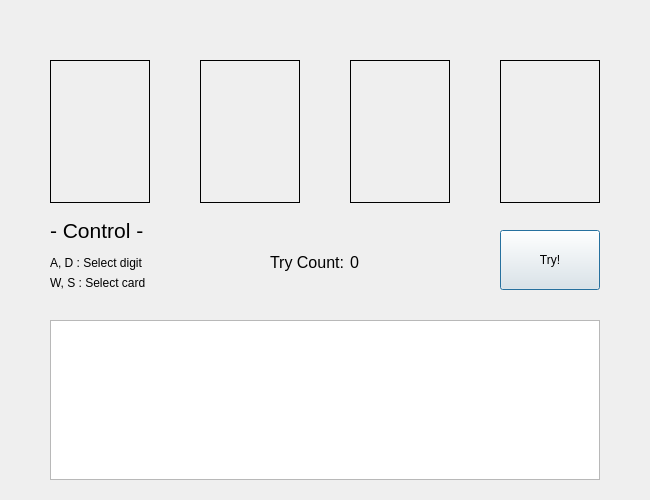
EzikialDaun/hit-and-blow, file hit_and_blow.ui: the form before one commit.
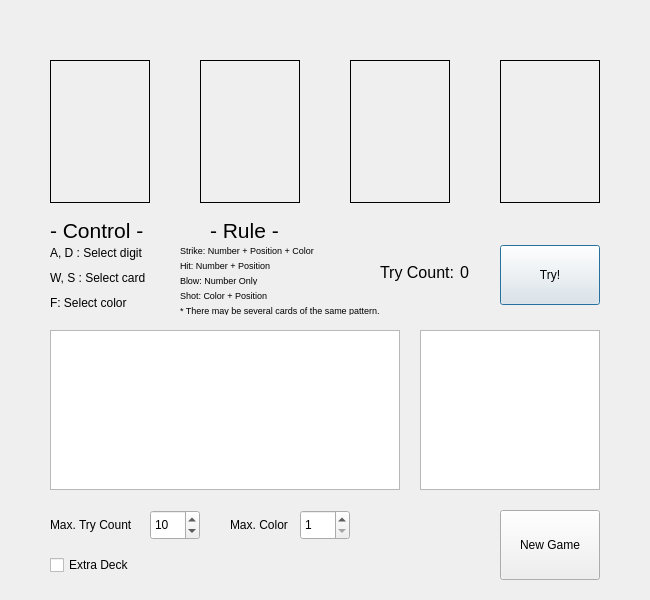
The form after the commit.

What changed in the file:
```diff
--- a/hit_and_blow.ui
+++ b/hit_and_blow.ui
@@ -7,7 +7,7 @@
     <x>0</x>
     <y>0</y>
     <width>650</width>
-    <height>500</height>
+    <height>600</height>
    </rect>
   </property>
   <property name="sizePolicy">
@@ -16,17 +16,8 @@
     <verstretch>0</verstretch>
    </sizepolicy>
   </property>
-  <property name="minimumSize">
-   <size>
-    <width>650</width>
-    <height>500</height>
-   </size>
-  </property>
-  <property name="maximumSize">
-   <size>
-    <width>650</width>
-    <height>500</height>
-   </size>
+  <property name="focusPolicy">
+   <enum>Qt::ClickFocus</enum>
   </property>
   <property name="windowTitle">
    <string>Hit &amp; Blow</string>
@@ -112,7 +103,7 @@
    <property name="geometry">
     <rect>
      <x>500</x>
-     <y>230</y>
+     <y>245</y>
      <width>100</width>
      <height>60</height>
     </rect>
@@ -126,7 +117,7 @@
     <rect>
      <x>50</x>
      <y>210</y>
-     <width>150</width>
+     <width>100</width>
      <height>40</height>
     </rect>
    </property>
@@ -144,8 +135,8 @@
    <property name="geometry">
     <rect>
      <x>50</x>
-     <y>250</y>
-     <width>150</width>
+     <y>240</y>
+     <width>120</width>
      <height>25</height>
     </rect>
    </property>
@@ -157,8 +148,8 @@
    <property name="geometry">
     <rect>
      <x>50</x>
-     <y>270</y>
-     <width>150</width>
+     <y>265</y>
+     <width>120</width>
      <height>25</height>
     </rect>
    </property>
@@ -169,8 +160,8 @@
   <widget class="QLabel" name="label_4">
    <property name="geometry">
     <rect>
-     <x>270</x>
-     <y>250</y>
+     <x>380</x>
+     <y>260</y>
      <width>80</width>
      <height>25</height>
     </rect>
@@ -190,9 +181,9 @@
   <widget class="QLabel" name="txt_try_count">
    <property name="geometry">
     <rect>
-     <x>350</x>
-     <y>250</y>
-     <width>60</width>
+     <x>460</x>
+     <y>260</y>
+     <width>30</width>
      <height>25</height>
     </rect>
    </property>
@@ -212,10 +203,261 @@
    <property name="geometry">
     <rect>
      <x>50</x>
-     <y>320</y>
-     <width>550</width>
+     <y>330</y>
+     <width>350</width>
      <height>160</height>
     </rect>
+   </property>
+   <property name="cursor" stdset="0">
+    <cursorShape>ArrowCursor</cursorShape>
+   </property>
+   <property name="contextMenuPolicy">
+    <enum>Qt::DefaultContextMenu</enum>
+   </property>
+   <property name="toolTip">
+    <string>Log</string>
+   </property>
+  </widget>
+  <widget class="QTextBrowser" name="textBrowser">
+   <property name="geometry">
+    <rect>
+     <x>420</x>
+     <y>330</y>
+     <width>180</width>
+     <height>160</height>
+    </rect>
+   </property>
+   <property name="focusPolicy">
+    <enum>Qt::ClickFocus</enum>
+   </property>
+   <property name="toolTip">
+    <string>Memo</string>
+   </property>
+   <property name="readOnly">
+    <bool>false</bool>
+   </property>
+  </widget>
+  <widget class="QSpinBox" name="spin_max_try_count">
+   <property name="geometry">
+    <rect>
+     <x>150</x>
+     <y>510</y>
+     <width>50</width>
+     <height>30</height>
+    </rect>
+   </property>
+   <property name="prefix">
+    <string/>
+   </property>
+   <property name="minimum">
+    <number>1</number>
+   </property>
+   <property name="maximum">
+    <number>100</number>
+   </property>
+   <property name="value">
+    <number>10</number>
+   </property>
+  </widget>
+  <widget class="QPushButton" name="btn_new_game">
+   <property name="geometry">
+    <rect>
+     <x>500</x>
+     <y>510</y>
+     <width>100</width>
+     <height>70</height>
+    </rect>
+   </property>
+   <property name="text">
+    <string>New Game</string>
+   </property>
+  </widget>
+  <widget class="QLabel" name="label_5">
+   <property name="geometry">
+    <rect>
+     <x>50</x>
+     <y>510</y>
+     <width>100</width>
+     <height>30</height>
+    </rect>
+   </property>
+   <property name="text">
+    <string>Max. Try Count</string>
+   </property>
+  </widget>
+  <widget class="QLabel" name="label_6">
+   <property name="geometry">
+    <rect>
+     <x>230</x>
+     <y>510</y>
+     <width>70</width>
+     <height>30</height>
+    </rect>
+   </property>
+   <property name="text">
+    <string>Max. Color</string>
+   </property>
+  </widget>
+  <widget class="QSpinBox" name="spin_max_color">
+   <property name="geometry">
+    <rect>
+     <x>300</x>
+     <y>510</y>
+     <width>50</width>
+     <height>30</height>
+    </rect>
+   </property>
+   <property name="prefix">
+    <string/>
+   </property>
+   <property name="minimum">
+    <number>1</number>
+   </property>
+   <property name="maximum">
+    <number>4</number>
+   </property>
+   <property name="value">
+    <number>1</number>
+   </property>
+  </widget>
+  <widget class="QCheckBox" name="chk_extra_deck">
+   <property name="geometry">
+    <rect>
+     <x>50</x>
+     <y>550</y>
+     <width>100</width>
+     <height>30</height>
+    </rect>
+   </property>
+   <property name="text">
+    <string>Extra Deck</string>
+   </property>
+  </widget>
+  <widget class="QLabel" name="label_7">
+   <property name="geometry">
+    <rect>
+     <x>50</x>
+     <y>290</y>
+     <width>100</width>
+     <height>25</height>
+    </rect>
+   </property>
+   <property name="text">
+    <string>F: Select color</string>
+   </property>
+  </widget>
+  <widget class="QLabel" name="label_8">
+   <property name="geometry">
+    <rect>
+     <x>210</x>
+     <y>210</y>
+     <width>80</width>
+     <height>40</height>
+    </rect>
+   </property>
+   <property name="font">
+    <font>
+     <family>Arial</family>
+     <pointsize>16</pointsize>
+    </font>
+   </property>
+   <property name="text">
+    <string>- Rule -</string>
+   </property>
+  </widget>
+  <widget class="QLabel" name="label_9">
+   <property name="geometry">
+    <rect>
+     <x>180</x>
+     <y>260</y>
+     <width>130</width>
+     <height>10</height>
+    </rect>
+   </property>
+   <property name="font">
+    <font>
+     <family>Arial</family>
+     <pointsize>7</pointsize>
+    </font>
+   </property>
+   <property name="text">
+    <string>Hit: Number + Position</string>
+   </property>
+  </widget>
+  <widget class="QLabel" name="label_10">
+   <property name="geometry">
+    <rect>
+     <x>180</x>
+     <y>275</y>
+     <width>130</width>
+     <height>10</height>
+    </rect>
+   </property>
+   <property name="font">
+    <font>
+     <family>Arial</family>
+     <pointsize>7</pointsize>
+    </font>
+   </property>
+   <property name="text">
+    <string>Blow: Number Only</string>
+   </property>
+  </widget>
+  <widget class="QLabel" name="label_11">
+   <property name="geometry">
+    <rect>
+     <x>180</x>
+     <y>245</y>
+     <width>200</width>
+     <height>10</height>
+    </rect>
+   </property>
+   <property name="font">
+    <font>
+     <family>Arial</family>
+     <pointsize>7</pointsize>
+    </font>
+   </property>
+   <property name="text">
+    <string>Strike: Number + Position + Color</string>
+   </property>
+  </widget>
+  <widget class="QLabel" name="label_12">
+   <property name="geometry">
+    <rect>
+     <x>180</x>
+     <y>290</y>
+     <width>130</width>
+     <height>10</height>
+    </rect>
+   </property>
+   <property name="font">
+    <font>
+     <family>Arial</family>
+     <pointsize>7</pointsize>
+    </font>
+   </property>
+   <property name="text">
+    <string>Shot: Color + Position</string>
+   </property>
+  </widget>
+  <widget class="QLabel" name="label_13">
+   <property name="geometry">
+    <rect>
+     <x>180</x>
+     <y>305</y>
+     <width>220</width>
+     <height>10</height>
+    </rect>
+   </property>
+   <property name="font">
+    <font>
+     <family>Arial</family>
+     <pointsize>7</pointsize>
+    </font>
+   </property>
+   <property name="text">
+    <string>* There may be several cards of the same pattern.</string>
    </property>
   </widget>
  </widget>
```
Left out of the diff: 12 changed lines with no effect on the pictures.
